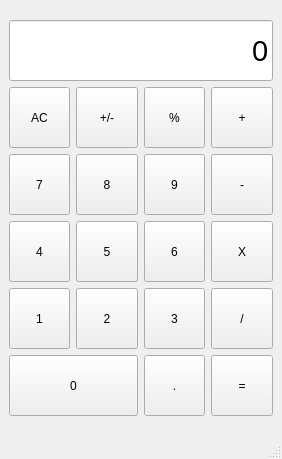
Before: the Qt Designer form Lesson_7/task_1/L7T1/calculator.ui in darkling39/New_Generation, drawn with Qt 5.
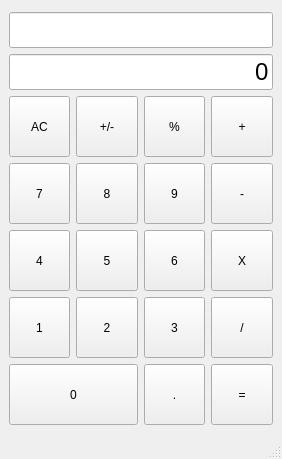
After: the same form once the commit is applied.

Commit message: fixed checked buttons

Patch:
```diff
--- a/Lesson_7/task_1/L7T1/calculator.ui
+++ b/Lesson_7/task_1/L7T1/calculator.ui
@@ -17,8 +17,21 @@
    <layout class="QGridLayout" name="gridLayout_3">
     <item row="0" column="0">
      <layout class="QGridLayout" name="gridLayout">
+      <item row="2" column="3">
+       <widget class="QPushButton" name="m_b_plus">
+        <property name="minimumSize">
+         <size>
+          <width>61</width>
+          <height>61</height>
+         </size>
+        </property>
+        <property name="text">
+         <string>+</string>
+        </property>
+       </widget>
+      </item>
       <item row="3" column="1">
-       <widget class="QPushButton" name="m_b_5">
+       <widget class="QPushButton" name="m_b_8">
         <property name="minimumSize">
          <size>
           <width>61</width>
@@ -26,24 +39,11 @@
          </size>
         </property>
         <property name="text">
-         <string>5</string>
+         <string>8</string>
         </property>
        </widget>
       </item>
-      <item row="2" column="2">
-       <widget class="QPushButton" name="m_b_9">
-        <property name="minimumSize">
-         <size>
-          <width>61</width>
-          <height>61</height>
-         </size>
-        </property>
-        <property name="text">
-         <string>9</string>
-        </property>
-       </widget>
-      </item>
-      <item row="4" column="0">
+      <item row="5" column="0">
        <widget class="QPushButton" name="m_b_1">
         <property name="minimumSize">
          <size>
@@ -57,7 +57,7 @@
        </widget>
       </item>
       <item row="3" column="0">
-       <widget class="QPushButton" name="m_b_4">
+       <widget class="QPushButton" name="m_b_7">
         <property name="minimumSize">
          <size>
           <width>61</width>
@@ -65,37 +65,11 @@
          </size>
         </property>
         <property name="text">
-         <string>4</string>
+         <string>7</string>
         </property>
        </widget>
       </item>
-      <item row="5" column="2">
-       <widget class="QPushButton" name="m_b_dot">
-        <property name="minimumSize">
-         <size>
-          <width>61</width>
-          <height>61</height>
-         </size>
-        </property>
-        <property name="text">
-         <string>.</string>
-        </property>
-       </widget>
-      </item>
-      <item row="1" column="3">
-       <widget class="QPushButton" name="m_b_plus">
-        <property name="minimumSize">
-         <size>
-          <width>61</width>
-          <height>61</height>
-         </size>
-        </property>
-        <property name="text">
-         <string>+</string>
-        </property>
-       </widget>
-      </item>
-      <item row="1" column="2">
+      <item row="2" column="2">
        <widget class="QPushButton" name="m_b_persent">
         <property name="minimumSize">
          <size>
@@ -108,7 +82,46 @@
         </property>
        </widget>
       </item>
-      <item row="4" column="1">
+      <item row="3" column="3">
+       <widget class="QPushButton" name="m_b_minus">
+        <property name="minimumSize">
+         <size>
+          <width>61</width>
+          <height>61</height>
+         </size>
+        </property>
+        <property name="text">
+         <string>-</string>
+        </property>
+       </widget>
+      </item>
+      <item row="6" column="3">
+       <widget class="QPushButton" name="m_b_result">
+        <property name="minimumSize">
+         <size>
+          <width>61</width>
+          <height>61</height>
+         </size>
+        </property>
+        <property name="text">
+         <string>=</string>
+        </property>
+       </widget>
+      </item>
+      <item row="5" column="3">
+       <widget class="QPushButton" name="m_b_divide">
+        <property name="minimumSize">
+         <size>
+          <width>61</width>
+          <height>61</height>
+         </size>
+        </property>
+        <property name="text">
+         <string>/</string>
+        </property>
+       </widget>
+      </item>
+      <item row="5" column="1">
        <widget class="QPushButton" name="m_b_2">
         <property name="minimumSize">
          <size>
@@ -121,8 +134,8 @@
         </property>
        </widget>
       </item>
-      <item row="4" column="2">
-       <widget class="QPushButton" name="m_b_3">
+      <item row="2" column="1">
+       <widget class="QPushButton" name="m_b_changeSign">
         <property name="minimumSize">
          <size>
           <width>61</width>
@@ -130,12 +143,12 @@
          </size>
         </property>
         <property name="text">
-         <string>3</string>
+         <string>+/-</string>
         </property>
        </widget>
       </item>
       <item row="3" column="2">
-       <widget class="QPushButton" name="m_b_6">
+       <widget class="QPushButton" name="m_b_9">
         <property name="minimumSize">
          <size>
           <width>61</width>
@@ -143,11 +156,37 @@
          </size>
         </property>
         <property name="text">
-         <string>6</string>
+         <string>9</string>
         </property>
        </widget>
       </item>
-      <item row="1" column="0">
+      <item row="6" column="2">
+       <widget class="QPushButton" name="m_b_dot">
+        <property name="minimumSize">
+         <size>
+          <width>61</width>
+          <height>61</height>
+         </size>
+        </property>
+        <property name="text">
+         <string>.</string>
+        </property>
+       </widget>
+      </item>
+      <item row="4" column="0">
+       <widget class="QPushButton" name="m_b_4">
+        <property name="minimumSize">
+         <size>
+          <width>61</width>
+          <height>61</height>
+         </size>
+        </property>
+        <property name="text">
+         <string>4</string>
+        </property>
+       </widget>
+      </item>
+      <item row="2" column="0">
        <widget class="QPushButton" name="m_b_clear">
         <property name="minimumSize">
          <size>
@@ -160,17 +199,30 @@
         </property>
        </widget>
       </item>
-      <item row="0" column="0" colspan="4">
+      <item row="5" column="2">
+       <widget class="QPushButton" name="m_b_3">
+        <property name="minimumSize">
+         <size>
+          <width>61</width>
+          <height>61</height>
+         </size>
+        </property>
+        <property name="text">
+         <string>3</string>
+        </property>
+       </widget>
+      </item>
+      <item row="1" column="0" colspan="4">
        <widget class="QLineEdit" name="m_e_result">
         <property name="minimumSize">
          <size>
           <width>0</width>
-          <height>61</height>
+          <height>31</height>
          </size>
         </property>
         <property name="font">
          <font>
-          <pointsize>22</pointsize>
+          <pointsize>18</pointsize>
           <bold>false</bold>
          </font>
         </property>
@@ -188,8 +240,8 @@
         </property>
        </widget>
       </item>
-      <item row="2" column="3">
-       <widget class="QPushButton" name="m_b_minus">
+      <item row="4" column="2">
+       <widget class="QPushButton" name="m_b_6">
         <property name="minimumSize">
          <size>
           <width>61</width>
@@ -197,76 +249,11 @@
          </size>
         </property>
         <property name="text">
-         <string>-</string>
-        </property>
-       </widget>
-      </item>
-      <item row="1" column="1">
-       <widget class="QPushButton" name="m_b_changeSign">
-        <property name="minimumSize">
-         <size>
-          <width>61</width>
-          <height>61</height>
-         </size>
-        </property>
-        <property name="text">
-         <string>+/-</string>
-        </property>
-       </widget>
-      </item>
-      <item row="2" column="1">
-       <widget class="QPushButton" name="m_b_8">
-        <property name="minimumSize">
-         <size>
-          <width>61</width>
-          <height>61</height>
-         </size>
-        </property>
-        <property name="text">
-         <string>8</string>
-        </property>
-       </widget>
-      </item>
-      <item row="2" column="0">
-       <widget class="QPushButton" name="m_b_7">
-        <property name="minimumSize">
-         <size>
-          <width>61</width>
-          <height>61</height>
-         </size>
-        </property>
-        <property name="text">
-         <string>7</string>
-        </property>
-       </widget>
-      </item>
-      <item row="5" column="3">
-       <widget class="QPushButton" name="m_b_result">
-        <property name="minimumSize">
-         <size>
-          <width>61</width>
-          <height>61</height>
-         </size>
-        </property>
-        <property name="text">
-         <string>=</string>
+         <string>6</string>
         </property>
        </widget>
       </item>
       <item row="4" column="3">
-       <widget class="QPushButton" name="m_b_divide">
-        <property name="minimumSize">
-         <size>
-          <width>61</width>
-          <height>61</height>
-         </size>
-        </property>
-        <property name="text">
-         <string>/</string>
-        </property>
-       </widget>
-      </item>
-      <item row="3" column="3">
        <widget class="QPushButton" name="m_b_multiply">
         <property name="minimumSize">
          <size>
@@ -279,7 +266,7 @@
         </property>
        </widget>
       </item>
-      <item row="5" column="0" colspan="2">
+      <item row="6" column="0" colspan="2">
        <widget class="QPushButton" name="m_b_0">
         <property name="minimumSize">
          <size>
@@ -292,6 +279,37 @@
         </property>
        </widget>
       </item>
+      <item row="4" column="1">
+       <widget class="QPushButton" name="m_b_5">
+        <property name="minimumSize">
+         <size>
+          <width>61</width>
+          <height>61</height>
+         </size>
+        </property>
+        <property name="text">
+         <string>5</string>
+        </property>
+       </widget>
+      </item>
+      <item row="0" column="0" colspan="4">
+       <widget class="QLineEdit" name="m_e_top">
+        <property name="minimumSize">
+         <size>
+          <width>0</width>
+          <height>31</height>
+         </size>
+        </property>
+        <property name="font">
+         <font>
+          <pointsize>18</pointsize>
+         </font>
+        </property>
+        <property name="alignment">
+         <set>Qt::AlignRight|Qt::AlignTrailing|Qt::AlignVCenter</set>
+        </property>
+       </widget>
+      </item>
      </layout>
     </item>
    </layout>
```
The commit also changes 3 other files.
